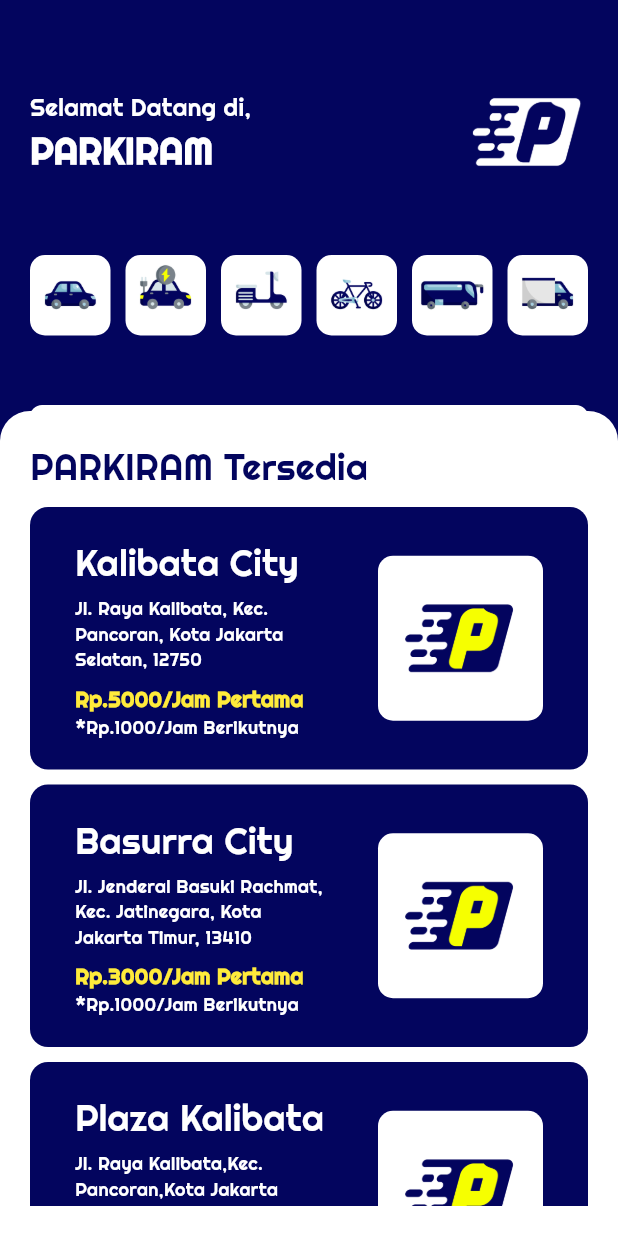
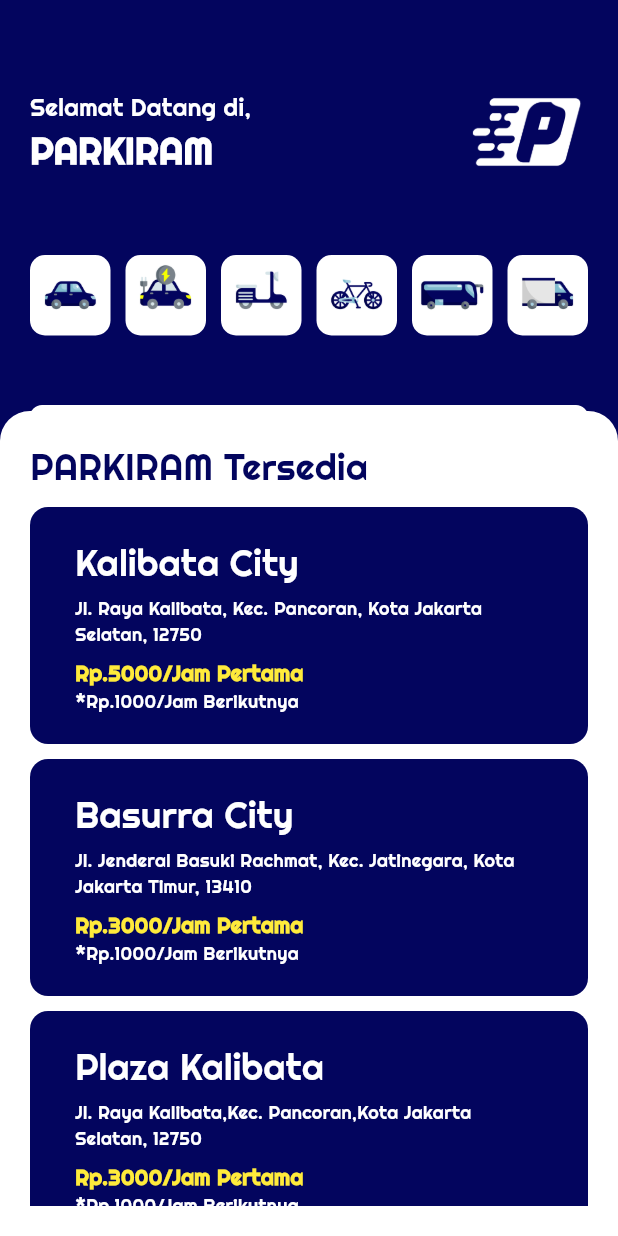
Before and after one commit to xramadhann/Parkiram, a Flutter app: the screen it shows after launch, on a phone screen of 412 x 824 dp. Run offline on Flutter 3.47's test engine with Material 3 defaults, Android fonts, the phone set to English and light mode, and no system bars; our stand-ins replace google_fonts.

```diff
--- a/parkiram/lib/HomePage.dart
+++ b/parkiram/lib/HomePage.dart
@@ -2,6 +2,10 @@
 
 import 'package:flutter/material.dart';
 import 'package:google_fonts/google_fonts.dart';
+import 'package:provider/provider.dart';
+import 'package:parkiram/ViewModels/LocationParkiramViewModels.dart';
+
+import 'Widget/LocationParkiramWidget.dart';
 
 class HomePage extends StatefulWidget {
   const HomePage({super.key});
@@ -22,6 +26,8 @@ List<String> imageAssets = [
 class _HomePageState extends State<HomePage> {
   @override
   Widget build(BuildContext context) {
+    final parkingViewModel =
+        Provider.of<ParkingViewModel>(context, listen: false);
     return Scaffold(
       resizeToAvoidBottomInset: false,
       backgroundColor: const Color.fromARGB(255, 3, 5, 94),
@@ -130,30 +136,18 @@ class _HomePageState extends State<HomePage> {
 
                         // ListView untuk menampilkan daftar parkiran
                         Expanded(
-                          child: ListView(
-                            children: const [
-                              ParkingCard(
-                                title: "Kalibata City",
-                                address:
-                                    "Jl. Raya Kalibata, Kec. Pancoran, Kota Jakarta Selatan, 12750",
-                                priceFirstHour: "Rp.5000",
-                                priceNextHour: "Rp.1000",
-                              ),
-                              ParkingCard(
-                                title: "Basurra City",
-                                address:
-                                    "Jl. Jenderal Basuki Rachmat, Kec. Jatinegara, Kota Jakarta Timur, 13410",
-                                priceFirstHour: "Rp.3000",
-                                priceNextHour: "Rp.1000",
-                              ),
-                              ParkingCard(
-                                title: "Plaza Kalibata",
-                                address:
-                                    "Jl. Raya Kalibata,Kec. Pancoran,Kota Jakarta Selatan, 12750",
-                                priceFirstHour: "Rp.3000",
-                                priceNextHour: "Rp.1000",
-                              ),
-                            ],
+                          child: ListView.builder(
+                            itemCount: parkingViewModel.parkingList.length,
+                            itemBuilder: (context, index) {
+                              final parking =
+                                  parkingViewModel.parkingList[index];
+                              return ParkingCard(
+                                title: parking.title,
+                                address: parking.address,
+                                priceFirstHour: parking.priceFirstHour,
+                                priceNextHour: parking.priceNextHour,
+                              );
+                            },
                           ),
                         ),
                       ],
@@ -204,88 +198,3 @@ class _HomePageState extends State<HomePage> {
     );
   }
 }
-
-class ParkingCard extends StatelessWidget {
-  final String title;
-  final String address;
-  final String priceFirstHour;
-  final String priceNextHour;
-
-  const ParkingCard({
-    super.key,
-    required this.title,
-    required this.address,
-    required this.priceFirstHour,
-    required this.priceNextHour,
-  });
-
-  @override
-  Widget build(BuildContext context) {
-    return Container(
-      margin: const EdgeInsets.only(bottom: 10),
-      padding: const EdgeInsets.only(top: 20, bottom: 20, left: 30, right: 30),
-      decoration: BoxDecoration(
-        color: const Color.fromARGB(255, 3, 5, 94),
-        borderRadius: BorderRadius.circular(12),
-      ),
-      child: Row(
-        mainAxisAlignment: MainAxisAlignment.start,
-        children: [
-          Expanded(
-            child: Column(
-              crossAxisAlignment: CrossAxisAlignment.start,
-              children: [
-                Text(
-                  title,
-                  style: GoogleFonts.righteous(
-                    fontSize: 24,
-                    color: Colors.white,
-                  ),
-                ),
-                const SizedBox(height: 5),
-                Text(
-                  address,
-                  style: GoogleFonts.righteous(
-                    fontSize: 12,
-                    color: Colors.white,
-                  ),
-                ),
-                const SizedBox(height: 8),
-                Text(
-                  "$priceFirstHour/Jam Pertama",
-                  style: GoogleFonts.righteous(
-                    fontSize: 14,
-                    color: Colors.yellow,
-                    fontWeight: FontWeight.bold,
-                  ),
-                ),
-                Text(
-                  "*$priceNextHour/Jam Berikutnya",
-                  style: GoogleFonts.righteous(
-                    fontSize: 12,
-                    color: Colors.white,
-                  ),
-                ),
-              ],
-            ),
-          ),
-          SizedBox(width: 30),
-          Container(
-            width: 110,
-            height: 110,
-            decoration: BoxDecoration(
-              color: Colors.white,
-              borderRadius: BorderRadius.circular(10),
-            ),
-            child: Center(
-              child: Image.asset(
-                'assets/images/Logo/Logo.png',
-                width: 80,
-              ),
-            ),
-          ),
-        ],
-      ),
-    );
-  }
-}
--- a/parkiram/pubspec.yaml
+++ b/parkiram/pubspec.yaml
@@ -36,6 +36,7 @@ dependencies:
   cupertino_icons: ^1.0.8
   google_fonts: ^6.2.1
   super_cupertino_navigation_bar: ^2.1.2
+  provider: ^6.1.2
 
 dev_dependencies:
   flutter_test:
```
Also changed, not shown: parkiram/pubspec.lock.
